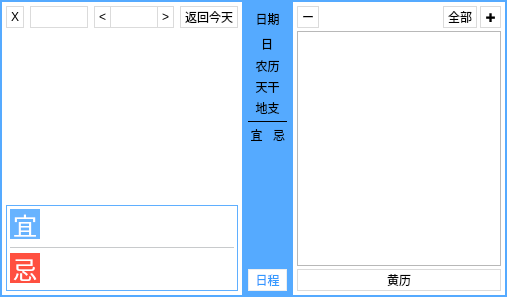
Above: rili.ui from noahsai/rili before the change. Below: the same form after it.
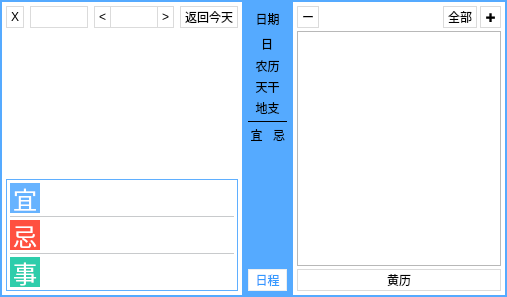
That is the form after the change.

Diff of the .ui file:
```diff
--- a/rili.ui
+++ b/rili.ui
@@ -277,7 +277,7 @@
            </sizepolicy>
           </property>
           <property name="styleSheet">
-           <string notr="true">#yi2,#ji2{
+           <string notr="true">#yi2,#ji2,#shi{
 min-width:30px;
 min-height:30px;
 font-size:24px;
@@ -289,17 +289,20 @@
 #ji2{
 background-color: #ff5040;
 }
+#shi{
+background-color:rgb(46, 205, 171);
+}
 #widget_3{
 	background-color: rgb(255, 255, 255);
 	border: 1px solid #5fafff;
 }
-#line_2{
+#line_2,#line_3{
 color:#c8cacc;
 }</string>
           </property>
           <layout class="QVBoxLayout" name="verticalLayout">
            <property name="spacing">
-            <number>4</number>
+            <number>2</number>
            </property>
            <property name="leftMargin">
             <number>4</number>
@@ -319,6 +322,12 @@
               <layout class="QVBoxLayout" name="verticalLayout_5">
                <item>
                 <widget class="QLabel" name="yi2">
+                 <property name="sizePolicy">
+                  <sizepolicy hsizetype="Fixed" vsizetype="Fixed">
+                   <horstretch>0</horstretch>
+                   <verstretch>0</verstretch>
+                  </sizepolicy>
+                 </property>
                  <property name="text">
                   <string>宜</string>
                  </property>
@@ -327,28 +336,12 @@
                  </property>
                 </widget>
                </item>
-               <item>
-                <spacer name="verticalSpacer">
-                 <property name="orientation">
-                  <enum>Qt::Vertical</enum>
-                 </property>
-                 <property name="sizeType">
-                  <enum>QSizePolicy::Expanding</enum>
-                 </property>
-                 <property name="sizeHint" stdset="0">
-                  <size>
-                   <width>10</width>
-                   <height>10</height>
-                  </size>
-                 </property>
-                </spacer>
-               </item>
               </layout>
              </item>
              <item>
               <widget class="QLabel" name="yishi2">
                <property name="sizePolicy">
-                <sizepolicy hsizetype="Expanding" vsizetype="Expanding">
+                <sizepolicy hsizetype="Expanding" vsizetype="Preferred">
                  <horstretch>0</horstretch>
                  <verstretch>0</verstretch>
                 </sizepolicy>
@@ -382,6 +375,12 @@
               <layout class="QVBoxLayout" name="verticalLayout_8">
                <item>
                 <widget class="QLabel" name="ji2">
+                 <property name="sizePolicy">
+                  <sizepolicy hsizetype="Fixed" vsizetype="Fixed">
+                   <horstretch>0</horstretch>
+                   <verstretch>0</verstretch>
+                  </sizepolicy>
+                 </property>
                  <property name="text">
                   <string>忌</string>
                  </property>
@@ -390,22 +389,6 @@
                  </property>
                 </widget>
                </item>
-               <item>
-                <spacer name="verticalSpacer_2">
-                 <property name="orientation">
-                  <enum>Qt::Vertical</enum>
-                 </property>
-                 <property name="sizeType">
-                  <enum>QSizePolicy::Expanding</enum>
-                 </property>
-                 <property name="sizeHint" stdset="0">
-                  <size>
-                   <width>10</width>
-                   <height>10</height>
-                  </size>
-                 </property>
-                </spacer>
-               </item>
               </layout>
              </item>
              <item>
@@ -426,6 +409,56 @@
              </item>
             </layout>
            </item>
+           <item>
+            <widget class="Line" name="line_3">
+             <property name="frameShadow">
+              <enum>QFrame::Plain</enum>
+             </property>
+             <property name="orientation">
+              <enum>Qt::Horizontal</enum>
+             </property>
+            </widget>
+           </item>
+           <item>
+            <layout class="QHBoxLayout" name="horizontalLayout_10">
+             <item>
+              <layout class="QVBoxLayout" name="verticalLayout_11">
+               <item>
+                <widget class="QLabel" name="shi">
+                 <property name="sizePolicy">
+                  <sizepolicy hsizetype="Fixed" vsizetype="Fixed">
+                   <horstretch>0</horstretch>
+                   <verstretch>0</verstretch>
+                  </sizepolicy>
+                 </property>
+                 <property name="text">
+                  <string>事</string>
+                 </property>
+                 <property name="alignment">
+                  <set>Qt::AlignCenter</set>
+                 </property>
+                </widget>
+               </item>
+              </layout>
+             </item>
+             <item>
+              <widget class="QLabel" name="shiqing">
+               <property name="sizePolicy">
+                <sizepolicy hsizetype="Expanding" vsizetype="Preferred">
+                 <horstretch>0</horstretch>
+                 <verstretch>0</verstretch>
+                </sizepolicy>
+               </property>
+               <property name="text">
+                <string/>
+               </property>
+               <property name="alignment">
+                <set>Qt::AlignLeading|Qt::AlignLeft|Qt::AlignTop</set>
+               </property>
+              </widget>
+             </item>
+            </layout>
+           </item>
           </layout>
          </widget>
         </item>
```
